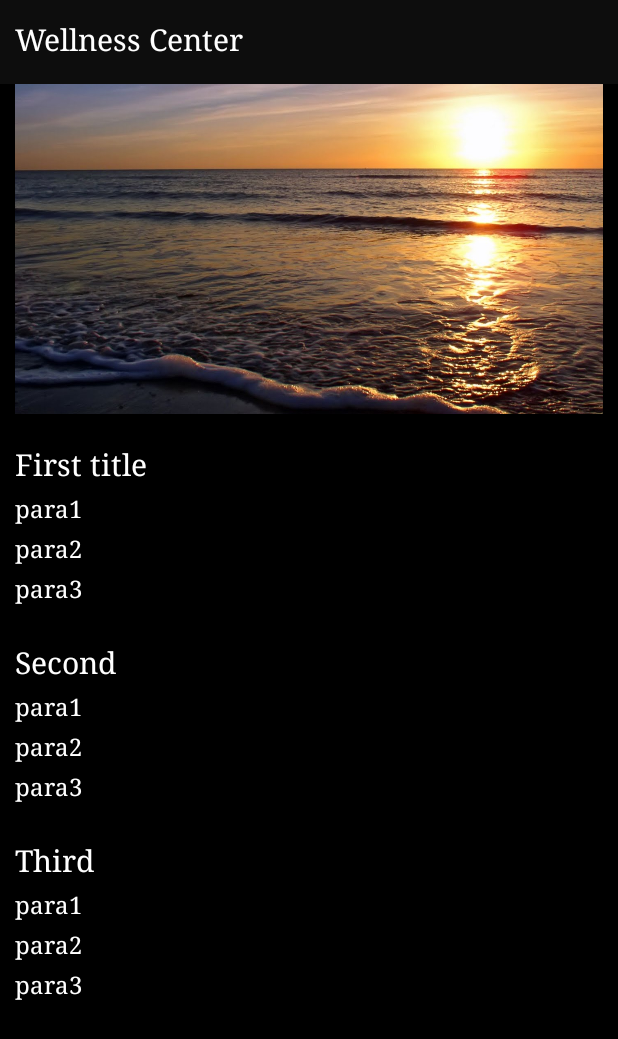
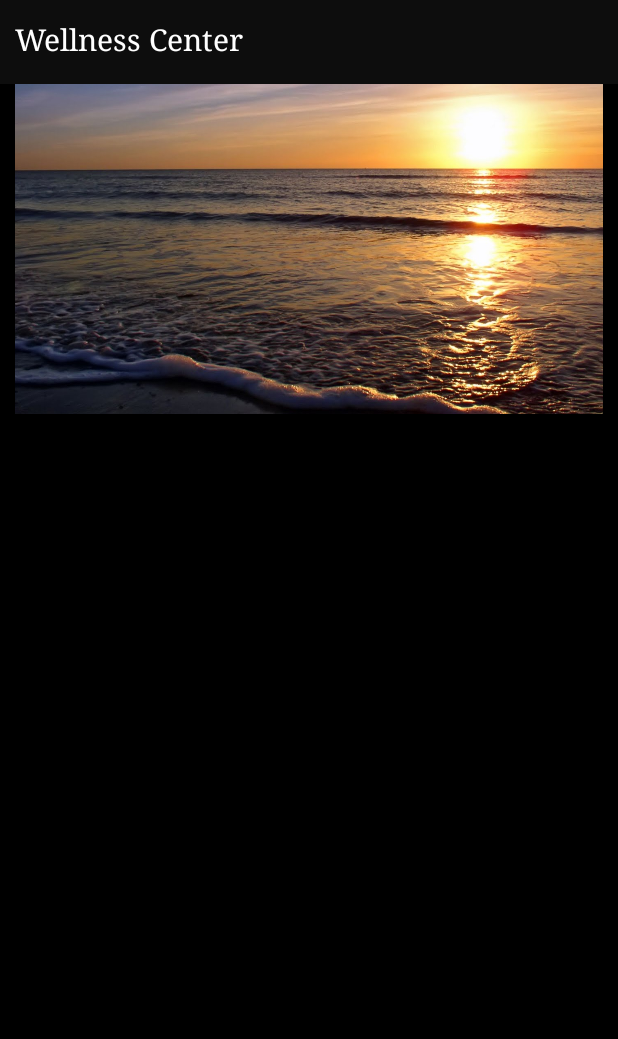
Before and after one commit to shruti10951/YogaSpace, an Android app: the layout activity_articles.xml on its own in the app's theme, with its tools: preview values and no code run, on a phone screen of 412 x 824 dp. Shown: the top 1039 px of the screen. Run offline under Robolectric (Android 15) with nearby library versions, the phone set to English and light mode, and no system bars; plain views replace DiagonalLayout.

Commit message:
Modified Code By Shruti

```diff
--- a/app/src/main/java/com/vidyalankar/yogaspace/adapter/YogaAdapter.java
+++ b/app/src/main/java/com/vidyalankar/yogaspace/adapter/YogaAdapter.java
@@ -12,6 +12,7 @@ import androidx.annotation.NonNull;
 import androidx.recyclerview.widget.RecyclerView;
 
 import com.bumptech.glide.Glide;
+import com.bumptech.glide.load.engine.DiskCacheStrategy;
 import com.google.firebase.database.DataSnapshot;
 import com.google.firebase.database.DatabaseError;
 import com.google.firebase.database.FirebaseDatabase;
@@ -22,6 +23,7 @@ import com.vidyalankar.yogaspace.activities.LoginActivity;
 import com.vidyalankar.yogaspace.activities.YogaActivity;
 import com.vidyalankar.yogaspace.model.YogaInstruction;
 
+import java.lang.annotation.Target;
 import java.util.ArrayList;
 
 public class YogaAdapter extends RecyclerView.Adapter<YogaAdapter.ViewHolder> {
--- a/app/src/main/res/drawable/button_bg.xml
+++ b/app/src/main/res/drawable/button_bg.xml
@@ -6,6 +6,4 @@
         android:endColor="#000000"
         android:angle="0"/>
 
-    <corners android:radius="0dp"/>
-
 </shape>
--- a/app/src/main/res/layout/activity_articles.xml
+++ b/app/src/main/res/layout/activity_articles.xml
@@ -76,7 +76,7 @@
                 android:layout_marginEnd="10dp"
                 android:layout_marginBottom="5dp"
                 android:fontFamily="serif"
-                android:text="First title"
+                android:text=""
                 android:textColor="@color/white"
                 android:textSize="20sp" />
 
@@ -88,7 +88,7 @@
                 android:layout_marginEnd="10dp"
                 android:layout_marginBottom="5dp"
                 android:fontFamily="serif"
-                android:text="para1"
+                android:text=""
                 android:textColor="@color/white"
                 android:textSize="16sp" />
 
@@ -100,7 +100,7 @@
                 android:layout_marginEnd="10dp"
                 android:layout_marginBottom="5dp"
                 android:fontFamily="serif"
-                android:text="para2"
+                android:text=""
                 android:textColor="@color/white"
                 android:textSize="16sp" />
 
@@ -112,7 +112,7 @@
                 android:layout_marginEnd="10dp"
                 android:layout_marginBottom="5dp"
                 android:fontFamily="serif"
-                android:text="para3"
+                android:text=""
                 android:textColor="@color/white"
                 android:textSize="16sp" />
 
@@ -125,7 +125,7 @@
                 android:layout_marginEnd="10dp"
                 android:layout_marginBottom="5dp"
                 android:fontFamily="serif"
-                android:text="Second"
+                android:text=""
                 android:textColor="@color/white"
                 android:textSize="20sp" />
 
@@ -137,7 +137,7 @@
                 android:layout_marginEnd="10dp"
                 android:layout_marginBottom="5dp"
                 android:fontFamily="serif"
-                android:text="para1"
+                android:text=""
                 android:textColor="@color/white"
                 android:textSize="16sp" />
 
@@ -149,7 +149,7 @@
                 android:layout_marginEnd="10dp"
                 android:layout_marginBottom="5dp"
                 android:fontFamily="serif"
-                android:text="para2"
+                android:text=""
                 android:textColor="@color/white"
                 android:textSize="16sp" />
 
@@ -161,7 +161,7 @@
                 android:layout_marginEnd="10dp"
                 android:layout_marginBottom="5dp"
                 android:fontFamily="serif"
-                android:text="para3"
+                android:text=""
                 android:textColor="@color/white"
                 android:textSize="16sp" />
 
@@ -175,7 +175,7 @@
                 android:layout_marginEnd="10dp"
                 android:layout_marginBottom="5dp"
                 android:fontFamily="serif"
-                android:text="Third"
+                android:text=""
                 android:textColor="@color/white"
                 android:textSize="20sp" />
 
@@ -187,7 +187,7 @@
                 android:layout_marginEnd="10dp"
                 android:layout_marginBottom="5dp"
                 android:fontFamily="serif"
-                android:text="para1"
+                android:text=""
                 android:textColor="@color/white"
                 android:textSize="16sp" />
 
@@ -199,7 +199,7 @@
                 android:layout_marginEnd="10dp"
                 android:layout_marginBottom="5dp"
                 android:fontFamily="serif"
-                android:text="para2"
+                android:text=""
                 android:textColor="@color/white"
                 android:textSize="16sp" />
 
@@ -211,7 +211,7 @@
                 android:layout_marginEnd="10dp"
                 android:layout_marginBottom="5dp"
                 android:fontFamily="serif"
-                android:text="para3"
+                android:text=""
                 android:textColor="@color/white"
                 android:textSize="16sp" />
 
--- a/app/src/main/res/layout/yoga_recycler.xml
+++ b/app/src/main/res/layout/yoga_recycler.xml
@@ -58,6 +58,7 @@
         android:layout_marginEnd="7dp"
         android:layout_marginBottom="4dp"
         android:scaleType="centerCrop"
+        android:src="@color/transparent"
         app:layout_constraintBottom_toBottomOf="parent"
         app:layout_constraintEnd_toEndOf="parent"
         app:layout_constraintHorizontal_bias="0.5"
--- a/app/src/main/res/values/colors.xml
+++ b/app/src/main/res/values/colors.xml
@@ -10,4 +10,5 @@
     <color name="grey">#4A4646</color>
     <color name="shimmer">#A3A3A3</color>
     <color name="toolbar">#0DFFFDFD</color>
+    <color name="transparent">#00000000</color>
 </resources>
```
Also changed, not shown: app/src/main/res/drawable/card_bg.xml (deleted, +0 -10 lines), app/src/main/res/drawable/curve_design.xml (deleted, +0 -18 lines), app/src/main/res/layout/activity_yoga.xml (+6 -6 lines).
